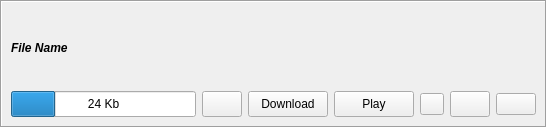
Qt form retroshare-gui/src/gui/feeds/SubFileItem.ui (defnax/RetroShare) before a commit.
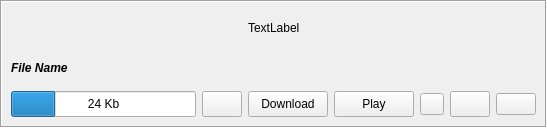
The same form after that commit. Icons and pictures are not drawn.

```diff
--- a/retroshare-gui/src/gui/feeds/SubFileItem.ui
+++ b/retroshare-gui/src/gui/feeds/SubFileItem.ui
@@ -34,8 +34,65 @@
      <property name="frameShadow">
       <enum>QFrame::Sunken</enum>
      </property>
-     <layout class="QGridLayout" name="gridLayout_2">
-      <item row="1" column="0">
+     <layout class="QGridLayout" name="gridLayout">
+      <item row="0" column="0">
+       <spacer name="horizontalSpacer">
+        <property name="orientation">
+         <enum>Qt::Horizontal</enum>
+        </property>
+        <property name="sizeHint" stdset="0">
+         <size>
+          <width>230</width>
+          <height>20</height>
+         </size>
+        </property>
+       </spacer>
+      </item>
+      <item row="0" column="1">
+       <widget class="QLabel" name="imageLabel">
+        <property name="text">
+         <string>TextLabel</string>
+        </property>
+        <property name="scaledContents">
+         <bool>false</bool>
+        </property>
+       </widget>
+      </item>
+      <item row="0" column="2">
+       <spacer name="horizontalSpacer_2">
+        <property name="orientation">
+         <enum>Qt::Horizontal</enum>
+        </property>
+        <property name="sizeHint" stdset="0">
+         <size>
+          <width>230</width>
+          <height>20</height>
+         </size>
+        </property>
+       </spacer>
+      </item>
+      <item row="1" column="0" colspan="3">
+       <layout class="QHBoxLayout" name="horizontalLayout_2">
+        <item>
+         <widget class="QLabel" name="fileLabel">
+          <property name="font">
+           <font>
+            <weight>75</weight>
+            <italic>true</italic>
+            <bold>true</bold>
+           </font>
+          </property>
+          <property name="text">
+           <string notr="true">File Name</string>
+          </property>
+          <property name="wordWrap">
+           <bool>true</bool>
+          </property>
+         </widget>
+        </item>
+       </layout>
+      </item>
+      <item row="2" column="0" colspan="3">
        <layout class="QHBoxLayout" name="horizontalLayout">
         <item>
          <widget class="QProgressBar" name="progressBar">
@@ -214,27 +271,6 @@
         </item>
        </layout>
       </item>
-      <item row="0" column="0">
-       <layout class="QHBoxLayout" name="horizontalLayout_2">
-        <item>
-         <widget class="QLabel" name="fileLabel">
-          <property name="font">
-           <font>
-            <weight>75</weight>
-            <italic>true</italic>
-            <bold>true</bold>
-           </font>
-          </property>
-          <property name="text">
-           <string notr="true">File Name</string>
-          </property>
-          <property name="wordWrap">
-           <bool>true</bool>
-          </property>
-         </widget>
-        </item>
-       </layout>
-      </item>
      </layout>
     </widget>
    </item>
```
